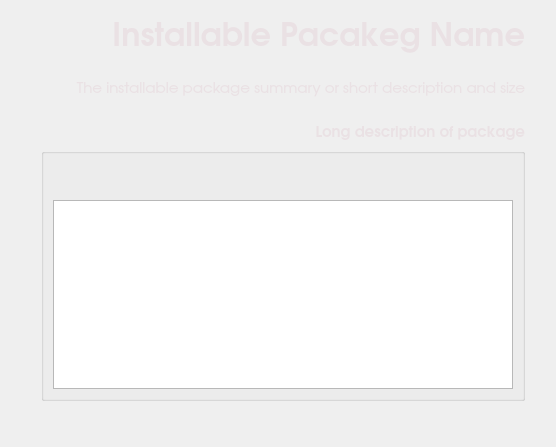
Old version of the form modules_uic/installator.ui in the repository hmikihth/package-wizard.
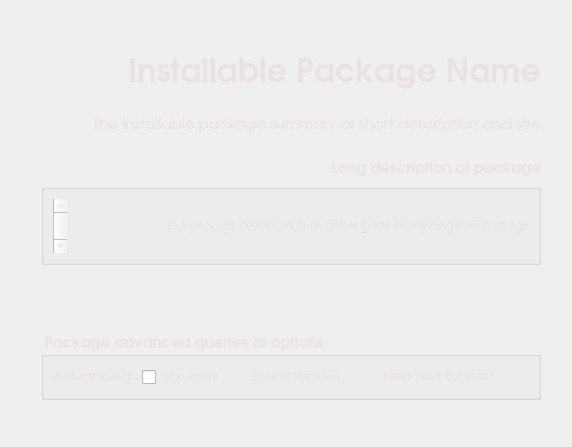
New version of the form. Icons and pictures are not drawn.

The edit to the form file:
```diff
--- a/modules_uic/installator.ui
+++ b/modules_uic/installator.ui
@@ -6,7 +6,7 @@
    <rect>
     <x>0</x>
     <y>0</y>
-    <width>556</width>
+    <width>572</width>
     <height>447</height>
    </rect>
   </property>
@@ -67,8 +67,247 @@
    </item>
    <item row="1" column="1" rowspan="2" colspan="3">
     <layout class="QGridLayout" name="gridLayout_6">
-     <item row="4" column="0">
-      <layout class="QVBoxLayout" name="verticalLayout"/>
+     <item row="1" column="0">
+      <widget class="QGroupBox" name="descriptGroupBox">
+       <property name="font">
+        <font>
+         <family>URW Gothic L</family>
+         <pointsize>11</pointsize>
+         <weight>75</weight>
+         <bold>true</bold>
+         <underline>false</underline>
+         <strikeout>false</strikeout>
+        </font>
+       </property>
+       <property name="layoutDirection">
+        <enum>Qt::RightToLeft</enum>
+       </property>
+       <property name="styleSheet">
+        <string notr="true">color: rgb(234, 225, 228);</string>
+       </property>
+       <property name="title">
+        <string/>
+       </property>
+       <property name="alignment">
+        <set>Qt::AlignLeading|Qt::AlignLeft|Qt::AlignTop</set>
+       </property>
+       <property name="flat">
+        <bool>true</bool>
+       </property>
+       <property name="checkable">
+        <bool>false</bool>
+       </property>
+       <layout class="QGridLayout" name="gridLayout">
+        <item row="1" column="4">
+         <widget class="QScrollBar" name="verticalScrollBar">
+          <property name="enabled">
+           <bool>false</bool>
+          </property>
+          <property name="orientation">
+           <enum>Qt::Vertical</enum>
+          </property>
+         </widget>
+        </item>
+        <item row="1" column="2">
+         <widget class="QLabel" name="packagedescription">
+          <property name="sizePolicy">
+           <sizepolicy hsizetype="Expanding" vsizetype="Expanding">
+            <horstretch>0</horstretch>
+            <verstretch>0</verstretch>
+           </sizepolicy>
+          </property>
+          <property name="layoutDirection">
+           <enum>Qt::RightToLeft</enum>
+          </property>
+          <property name="frameShape">
+           <enum>QFrame::NoFrame</enum>
+          </property>
+          <property name="frameShadow">
+           <enum>QFrame::Plain</enum>
+          </property>
+          <property name="lineWidth">
+           <number>0</number>
+          </property>
+          <property name="text">
+           <string>Full package desciption or technical guide or anything from package</string>
+          </property>
+          <property name="alignment">
+           <set>Qt::AlignRight|Qt::AlignTrailing|Qt::AlignVCenter</set>
+          </property>
+          <property name="wordWrap">
+           <bool>true</bool>
+          </property>
+         </widget>
+        </item>
+       </layout>
+      </widget>
+     </item>
+     <item row="3" column="0">
+      <layout class="QVBoxLayout" name="verticalLayout">
+       <item>
+        <widget class="QGroupBox" name="groupBox_2">
+         <property name="font">
+          <font>
+           <family>URW Gothic L</family>
+           <pointsize>11</pointsize>
+           <weight>75</weight>
+           <bold>true</bold>
+          </font>
+         </property>
+         <property name="styleSheet">
+          <string notr="true"/>
+         </property>
+         <property name="title">
+          <string>Package advanced queries or options</string>
+         </property>
+         <property name="flat">
+          <bool>true</bool>
+         </property>
+         <layout class="QGridLayout" name="gridLayout_4">
+          <item row="1" column="0">
+           <widget class="QLabel" name="labelHelpPages">
+            <property name="font">
+             <font>
+              <family>URW Gothic L</family>
+              <pointsize>11</pointsize>
+              <weight>50</weight>
+              <bold>false</bold>
+             </font>
+            </property>
+            <property name="styleSheet">
+             <string notr="true"/>
+            </property>
+            <property name="text">
+             <string>Advanced:</string>
+            </property>
+            <property name="scaledContents">
+             <bool>true</bool>
+            </property>
+            <property name="wordWrap">
+             <bool>true</bool>
+            </property>
+           </widget>
+          </item>
+          <item row="1" column="3">
+           <widget class="QPushButton" name="pushButton">
+            <property name="minimumSize">
+             <size>
+              <width>130</width>
+              <height>0</height>
+             </size>
+            </property>
+            <property name="cursor">
+             <cursorShape>ForbiddenCursor</cursorShape>
+            </property>
+            <property name="toolTip">
+             <string extracomment="Planned development">&lt;html&gt;&lt;head/&gt;&lt;body&gt;&lt;p&gt;&lt;span style=&quot; font-weight:600;&quot;&gt;Not Implemented Yet&lt;/span&gt;&lt;/p&gt;&lt;/body&gt;&lt;/html&gt;</string>
+            </property>
+            <property name="statusTip">
+             <string>Disabled</string>
+            </property>
+            <property name="text">
+             <string>Files of Package</string>
+            </property>
+            <property name="icon">
+             <iconset theme="view-list-text">
+              <normaloff>.</normaloff>.</iconset>
+            </property>
+            <property name="autoDefault">
+             <bool>false</bool>
+            </property>
+            <property name="default">
+             <bool>false</bool>
+            </property>
+            <property name="flat">
+             <bool>true</bool>
+            </property>
+           </widget>
+          </item>
+          <item row="1" column="5">
+           <spacer name="horizontalSpacer_2">
+            <property name="orientation">
+             <enum>Qt::Horizontal</enum>
+            </property>
+            <property name="sizeType">
+             <enum>QSizePolicy::Expanding</enum>
+            </property>
+            <property name="sizeHint" stdset="0">
+             <size>
+              <width>30</width>
+              <height>20</height>
+             </size>
+            </property>
+           </spacer>
+          </item>
+          <item row="1" column="4">
+           <widget class="QPushButton" name="buttonHelpPages">
+            <property name="sizePolicy">
+             <sizepolicy hsizetype="Fixed" vsizetype="Fixed">
+              <horstretch>0</horstretch>
+              <verstretch>0</verstretch>
+             </sizepolicy>
+            </property>
+            <property name="minimumSize">
+             <size>
+              <width>143</width>
+              <height>2</height>
+             </size>
+            </property>
+            <property name="font">
+             <font>
+              <family>URW Gothic L</family>
+              <pointsize>10</pointsize>
+              <weight>50</weight>
+              <bold>false</bold>
+             </font>
+            </property>
+            <property name="cursor">
+             <cursorShape>ForbiddenCursor</cursorShape>
+            </property>
+            <property name="toolTip">
+             <string>&lt;html&gt;&lt;head/&gt;&lt;body&gt;&lt;p&gt;&lt;span style=&quot; font-weight:600;&quot;&gt;Not Implemented Yet&lt;/span&gt;&lt;/p&gt;&lt;/body&gt;&lt;/html&gt;</string>
+            </property>
+            <property name="toolTipDuration">
+             <number>2</number>
+            </property>
+            <property name="statusTip">
+             <string>Disabled</string>
+            </property>
+            <property name="text">
+             <string>Help and Support</string>
+            </property>
+            <property name="icon">
+             <iconset theme="help-about">
+              <normaloff>.</normaloff>.</iconset>
+            </property>
+            <property name="flat">
+             <bool>true</bool>
+            </property>
+           </widget>
+          </item>
+          <item row="1" column="1">
+           <widget class="QCheckBox" name="checkBox">
+            <property name="cursor">
+             <cursorShape>ForbiddenCursor</cursorShape>
+            </property>
+            <property name="toolTip">
+             <string>&lt;html&gt;&lt;head/&gt;&lt;body&gt;&lt;p&gt;&lt;span style=&quot; font-weight:600;&quot;&gt;Not Implemented Yet&lt;/span&gt;&lt;/p&gt;&lt;/body&gt;&lt;/html&gt;</string>
+            </property>
+            <property name="statusTip">
+             <string comment="Plan" extracomment="Planned development">Disabled</string>
+            </property>
+            <property name="text">
+             <string>Skip errors</string>
+            </property>
+            <property name="checkable">
+             <bool>false</bool>
+            </property>
+           </widget>
+          </item>
+         </layout>
+        </widget>
+       </item>
+      </layout>
      </item>
      <item row="0" column="0">
       <layout class="QGridLayout" name="gridLayout_5">
@@ -85,7 +324,7 @@
             </font>
            </property>
            <property name="text">
-            <string>Installable Pacakeg Name</string>
+            <string>Installable Package Name</string>
            </property>
            <property name="alignment">
             <set>Qt::AlignRight|Qt::AlignTrailing|Qt::AlignVCenter</set>
@@ -181,7 +420,7 @@
        </item>
       </layout>
      </item>
-     <item row="3" column="0">
+     <item row="2" column="0">
       <spacer name="verticalSpacer_4">
        <property name="orientation">
         <enum>Qt::Vertical</enum>
@@ -194,56 +433,6 @@
        </property>
       </spacer>
      </item>
-     <item row="2" column="0">
-      <widget class="QGroupBox" name="descriptGroupBox">
-       <property name="font">
-        <font>
-         <family>URW Gothic L</family>
-         <pointsize>11</pointsize>
-         <weight>75</weight>
-         <bold>true</bold>
-         <underline>false</underline>
-         <strikeout>false</strikeout>
-        </font>
-       </property>
-       <property name="layoutDirection">
-        <enum>Qt::RightToLeft</enum>
-       </property>
-       <property name="styleSheet">
-        <string notr="true">color: rgb(234, 225, 228);</string>
-       </property>
-       <property name="title">
-        <string/>
-       </property>
-       <property name="alignment">
-        <set>Qt::AlignLeading|Qt::AlignLeft|Qt::AlignTop</set>
-       </property>
-       <property name="flat">
-        <bool>true</bool>
-       </property>
-       <property name="checkable">
-        <bool>false</bool>
-       </property>
-       <layout class="QGridLayout" name="gridLayout">
-        <item row="1" column="0">
-         <widget class="QTextBrowser" name="packagedescription"/>
-        </item>
-        <item row="0" column="0">
-         <spacer name="verticalSpacer">
-          <property name="orientation">
-           <enum>Qt::Vertical</enum>
-          </property>
-          <property name="sizeHint" stdset="0">
-           <size>
-            <width>20</width>
-            <height>40</height>
-           </size>
-          </property>
-         </spacer>
-        </item>
-       </layout>
-      </widget>
-     </item>
     </layout>
    </item>
    <item row="0" column="2">
```
